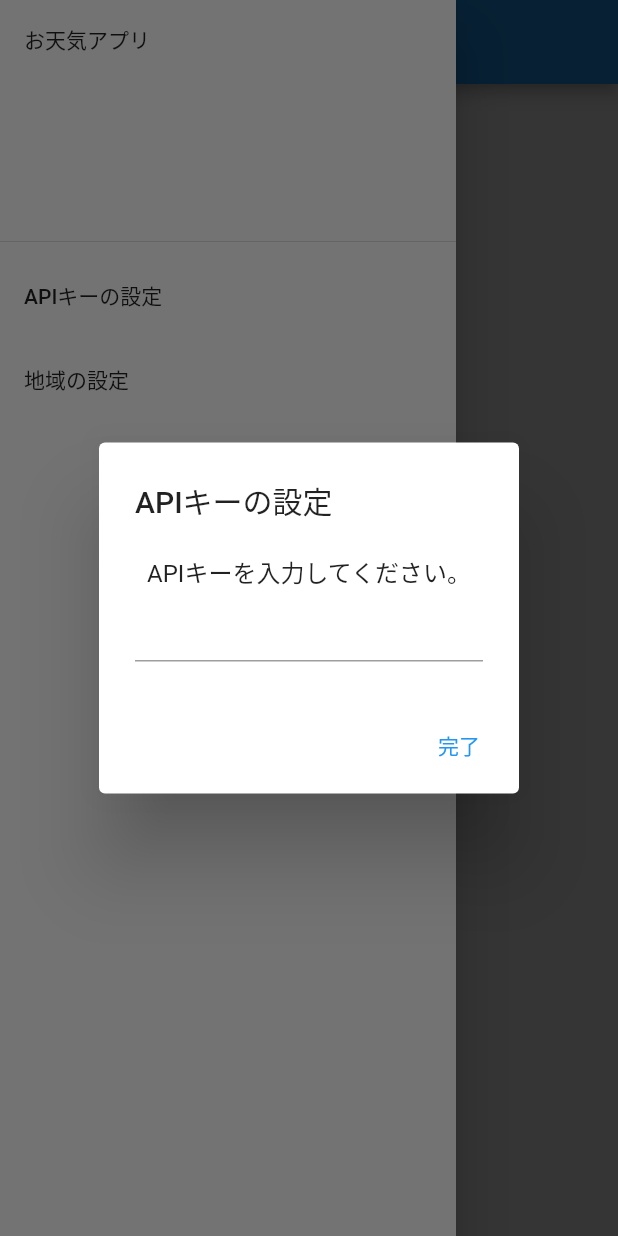
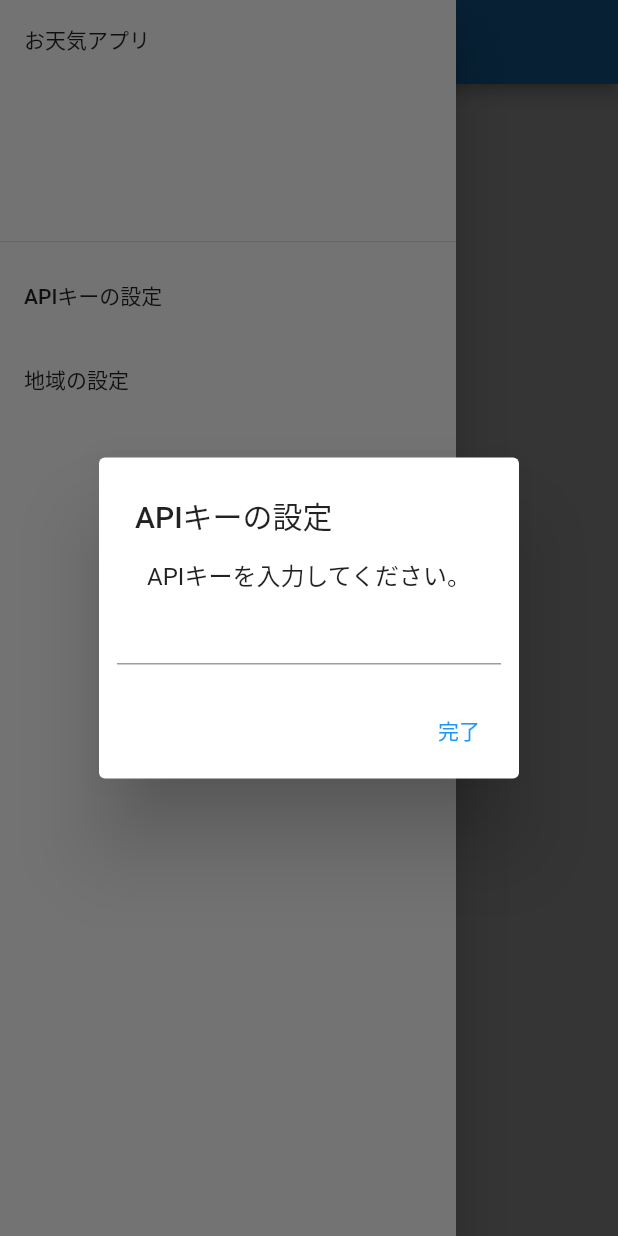
Before and after one commit to yuchan2215/weather_app_sample, a Flutter app: the screen it shows after launch, in the side drawer, after a tap on "APIキーの設定", on a phone screen of 412 x 824 dp. Run offline on Flutter 3.47's test engine with Material 2 defaults, Android fonts, the phone set to English and light mode, and no system bars; our stand-ins replace flutter_secure_storage, fluttertoast, freezed_annotation, hooks_riverpod.

Commit message:
[fix] bug

```diff
--- a/lib/app.dart
+++ b/lib/app.dart
@@ -19,7 +19,7 @@ class MyApp extends StatelessWidget {
           if (sc.hasData) {
             return MyHomePage();
           } else {
-            return const Scaffold();
+            return const Scaffold(body: CircularProgressIndicator(),);
           }
         },
       ),
--- a/lib/component/string_from_dialog.dart
+++ b/lib/component/string_from_dialog.dart
@@ -14,6 +14,7 @@ Future<String?> getStringFromDialog(BuildContext context,
       builder: (BuildContext dialogContext) {
         String text = ""; //入力されたテキストを一時的に格納しておく。
         return AlertDialog(
+            contentPadding: EdgeInsets.all(12),
             title: Text(title),
             content: Column(mainAxisSize: MainAxisSize.min, children: [
               Text(desc),
--- a/lib/view/top.dart
+++ b/lib/view/top.dart
@@ -67,7 +67,7 @@ class MyHomePage extends ConsumerWidget {
       if (v == null || v.isEmpty) {
         fToast.showToast(
           child: const ToastWidget(
-            message: "APIキーの編集をキャンセルしました。",
+            message: "キャンセルしました",
             backgroundColor: Colors.amber,
             textColor: Colors.black,
             icon: Icons.warning_amber,
@@ -79,7 +79,7 @@ class MyHomePage extends ConsumerWidget {
           child: ToastWidget(
             backgroundColor: Theme.of(context).primaryColor,
             textColor: Theme.of(context).primaryTextTheme.bodyText1?.color,
-            message: "APIキーの保存に成功しました。",
+            message: "保存に成功しました",
             icon: Icons.check_circle_outline,
           ),
         );
--- a/test_driver/hoge_test.dart
+++ b/test_driver/main_test.dart
@@ -27,13 +27,19 @@ void main() {
     await tester.tap(find.byKey(settingApiKeyOpenKey));
     await tester.pumpAndSettle();
 
+    //APIキーの入力をアクティブにする
+    await tester.tap(find.byKey(apiKeyTextFieldKey));
+    await tester.pumpAndSettle();
+
     //APIキーを入力する
     await tester.enterText(find.byKey(apiKeyTextFieldKey), testKey);
     await tester.pumpAndSettle();
 
+
     //OKボタンを押す
     await tester.tap(find.byKey(opBtnKey));
     await tester.pumpAndSettle();
+
 
     //ローカル保存チャック
     expect(ApiKey.key, testKey);
```
Also changed, not shown: .github/workflows/flutter_test.yaml, .github/workflows/flutter_work_test.yaml, 1 other file.
